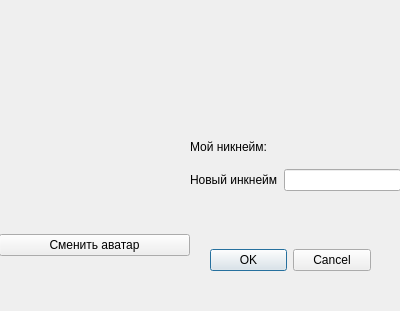
Above: app_1/settings.ui from RsMslk/Smash_up_project before the change. Below: the same form after it.
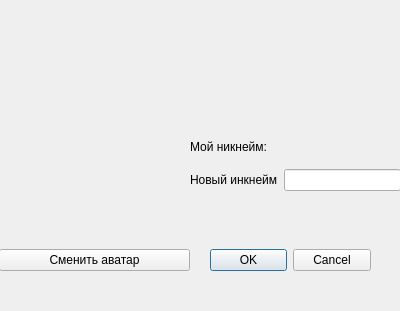
That is the form after the change.

```diff
--- a/app_1/settings.ui
+++ b/app_1/settings.ui
@@ -75,7 +75,7 @@
      <x>-1</x>
      <y>0</y>
      <width>191</width>
-     <height>256</height>
+     <height>271</height>
     </rect>
    </property>
    <layout class="QVBoxLayout" name="verticalLayout_3">
```
